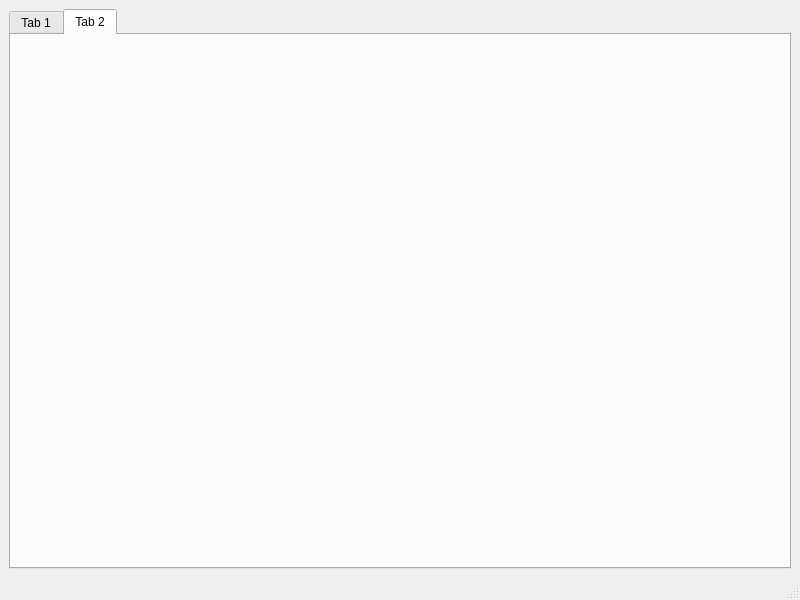
wanderersds/pyBox, file mainform.ui: the form before one commit.
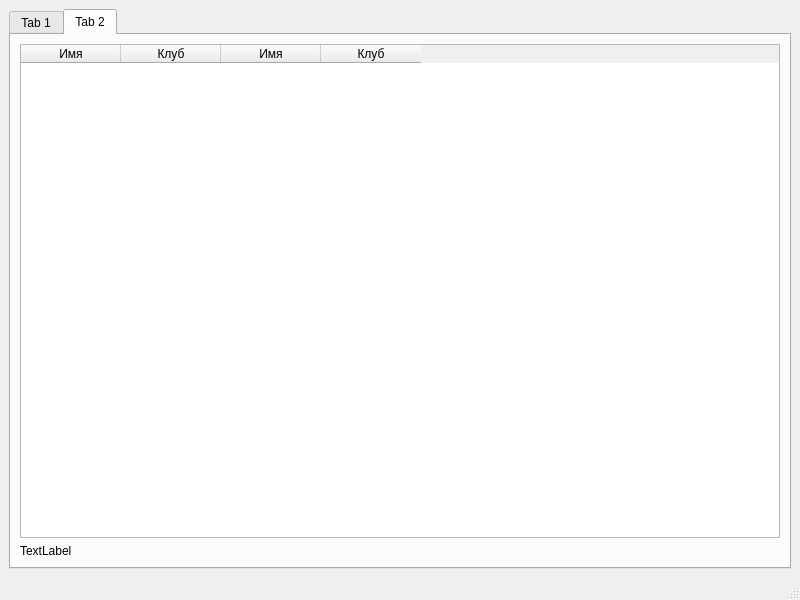
The form after the commit. The open tabs and pages were chosen to show the change.

Commit message: Начинаю рефактоинг и отвязку логики от интерфейса. Функции работы с таблицами должны стать универсальными. 	new file:   logic.py Место для отвязаной от интерфейса логики 	modified:   mainform.py 	modified:   mainform.ui 	modified:   sportsmen.py

Patch:
```diff
--- a/mainform.ui
+++ b/mainform.ui
@@ -82,6 +82,43 @@
        <attribute name="title">
         <string>Tab 2</string>
        </attribute>
+       <layout class="QHBoxLayout" name="horizontalLayout_4">
+        <item>
+         <layout class="QVBoxLayout" name="verticalLayout_2">
+          <item>
+           <widget class="QTableWidget" name="tableWidget_pare">
+            <column>
+             <property name="text">
+              <string>Имя</string>
+             </property>
+            </column>
+            <column>
+             <property name="text">
+              <string>Клуб</string>
+             </property>
+            </column>
+            <column>
+             <property name="text">
+              <string>Имя</string>
+             </property>
+            </column>
+            <column>
+             <property name="text">
+              <string>Клуб</string>
+             </property>
+            </column>
+           </widget>
+          </item>
+          <item>
+           <widget class="QLabel" name="label_2">
+            <property name="text">
+             <string>TextLabel</string>
+            </property>
+           </widget>
+          </item>
+         </layout>
+        </item>
+       </layout>
       </widget>
      </widget>
     </item>
```
Left out of the diff: 45 changed lines with no effect on the pictures. The commit also changes 3 other files.
